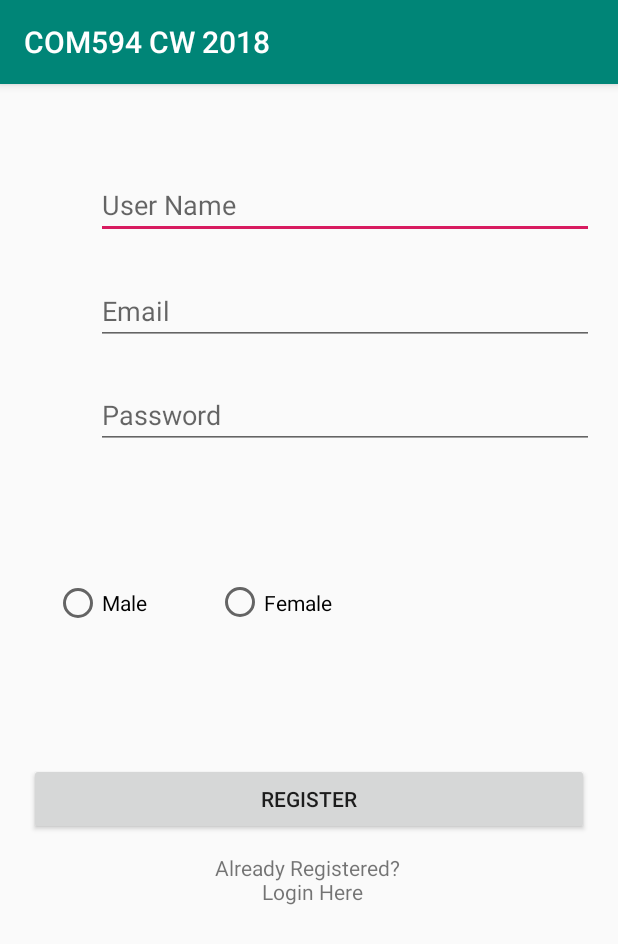
After one commit to Eunan2018/COM594CW2018, an Android app: the Register screen opened directly, with no data from a screen before it, on a phone screen of 412 x 824 dp. The commit adds this screen. Shown: the top 944 px of the screen. Run offline under Robolectric (Android 15) with nearby library versions, the phone set to English and light mode, and no system bars.

Commit message:
Created database classes and connected SQl

```diff
--- a/app/build.gradle
+++ b/app/build.gradle
@@ -4,7 +4,7 @@ android {
     compileSdkVersion 28
     defaultConfig {
         applicationId "com.eunan.tracey.com594cw2018"
-        minSdkVersion 24
+        minSdkVersion 23
         targetSdkVersion 28
         versionCode 1
         versionName "1.0"
--- a/app/src/main/AndroidManifest.xml
+++ b/app/src/main/AndroidManifest.xml
@@ -1,7 +1,7 @@
 <?xml version="1.0" encoding="utf-8"?>
 <manifest xmlns:android="http://schemas.android.com/apk/res/android"
     package="com.eunan.tracey.com594cw2018">
-
+    <uses-permission android:name="android.permission.INTERNET"></uses-permission>
     <application
         android:allowBackup="true"
         android:icon="@mipmap/ic_launcher"
@@ -16,6 +16,8 @@
                 <category android:name="android.intent.category.LAUNCHER" />
             </intent-filter>
         </activity>
+        <activity android:name=".Register" />
+        <activity android:name=".Weather"></activity>
     </application>
 
 </manifest>
--- /dev/null
+++ b/app/src/main/java/com/eunan/tracey/com594cw2018/LoginDataBaseAdapter.java
@@ -0,0 +1,64 @@
+package com.eunan.tracey.com594cw2018;
+
+import android.content.ContentValues;
+import android.content.Context;
+import android.database.Cursor;
+import android.database.SQLException;
+import android.database.sqlite.SQLiteDatabase;
+
+public class LoginDataBaseAdapter {
+
+    public LoginDataBaseAdapter(Context context) {
+        dbHelper = new DataBaseHelper(context, DATABASE_NAME, null, DATABASE_VERSION);
+    }
+
+    // Database version
+    private static final int DATABASE_VERSION = 1;
+    // Database Name
+    private static final String DATABASE_NAME = "user.db";
+
+    // Variable to hold database instance
+    private static SQLiteDatabase db;
+    // Variable to hold database helper instance
+    private static DataBaseHelper dbHelper;
+
+    // Method to open the database
+    public LoginDataBaseAdapter open() throws SQLException {
+        db = dbHelper.getWritableDatabase();
+        return this;
+    }
+    // Method to close the database
+    public void close() {
+        db.close();
+    }
+
+    // Method returns instance of the database
+    public SQLiteDatabase getDatabaseInstance(){
+        return db;
+    }
+
+    // Method to get the password of username
+    public String getSingleEntry(String userName){
+        db = dbHelper.getReadableDatabase();
+        Cursor cursor = db.query("user",null,"userName=?",
+                new String[]{userName},null,null,null);
+        if(cursor.getCount()<1)
+            return "NOT EXISTS";
+        cursor.moveToFirst();
+        String getPassword=cursor.getString(cursor.getColumnIndex("userPassword"));
+        return getPassword;
+    }
+
+    public void insertEntry(String userName,String email,String password,String sex){
+
+        ContentValues newValues = new ContentValues();
+        // Assign values for each row
+        newValues.put("userName",userName);
+        newValues.put("userEmail",email);
+        newValues.put("userPassword",password);
+        newValues.put("userSex",sex);
+
+        // Insert the row into your table
+        db.insert("user",null,newValues);
+    }
+}
--- /dev/null
+++ b/app/src/main/java/com/eunan/tracey/com594cw2018/Register.java
@@ -0,0 +1,60 @@
+package com.eunan.tracey.com594cw2018;
+
+import android.content.Intent;
+import android.support.v7.app.AppCompatActivity;
+import android.os.Bundle;
+import android.view.View;
+import android.widget.EditText;
+import android.widget.ProgressBar;
+import android.widget.RadioButton;
+import android.widget.Toast;
+
+public class Register extends AppCompatActivity {
+
+    LoginDataBaseAdapter loginDatabaseAdapter;
+    ProgressBar progressBarReg;
+    @Override
+    protected void onCreate(Bundle savedInstanceState) {
+        super.onCreate(savedInstanceState);
+        setContentView(R.layout.activity_register);
+        //Get instance of database adapter
+        progressBarReg = findViewById(R.id.progressBar);
+        loginDatabaseAdapter = new LoginDataBaseAdapter(this);
+        loginDatabaseAdapter =loginDatabaseAdapter.open();
+        progressBarReg.setVisibility(View.INVISIBLE);
+    }
+
+    public void register_OK(View v){
+        String userName = ((EditText)findViewById(R.id.editText_r_username)).getText().toString();
+        String email = ((EditText)findViewById(R.id.editText_r_email)).getText().toString();
+        String password = ((EditText)findViewById(R.id.editText_r_password)).getText().toString();
+        String m = ((RadioButton) findViewById(R.id.radioButton_m)).getText().toString();
+        String f = ((RadioButton) findViewById(R.id.radioButton_f)).getText().toString();
+
+        if(userName.equals("") || email.equals("") || password.equals("")|| m.equals("")){
+            Toast.makeText(Register.this,"Fill Alll Fields",Toast.LENGTH_LONG).show();
+            return;
+        }else{
+            progressBarReg.setVisibility(View.VISIBLE);
+            // Save data in the database
+            loginDatabaseAdapter.insertEntry(userName,email,password,m);
+            Toast.makeText(getApplicationContext(),"Your Account is Successfully Created. you can Sign In now",
+                    Toast.LENGTH_LONG).show();
+            Intent intent = new Intent(Register.this,MainActivity.class);
+            startActivity(intent);
+        }
+    }
+
+    public void register(View v){
+        Intent intent = new Intent(this, MainActivity.class);
+        startActivity(intent);
+    }
+
+    @Override
+    protected void onDestroy() {
+        super.onDestroy();
+        loginDatabaseAdapter.close();
+    }
+
+
+}
--- /dev/null
+++ b/app/src/main/res/layout/activity_register.xml
@@ -0,0 +1,117 @@
+<?xml version="1.0" encoding="utf-8"?>
+<android.support.constraint.ConstraintLayout xmlns:android="http://schemas.android.com/apk/res/android"
+    xmlns:app="http://schemas.android.com/apk/res-auto"
+    xmlns:tools="http://schemas.android.com/tools"
+    android:layout_width="match_parent"
+    android:layout_height="match_parent"
+    tools:context=".Register"
+    tools:layout_editor_absoluteY="81dp">
+
+    <EditText
+        android:id="@+id/editText_r_username"
+        android:layout_width="332dp"
+        android:layout_height="wrap_content"
+        android:layout_marginTop="58dp"
+        android:layout_marginEnd="16dp"
+        android:layout_marginBottom="25dp"
+        android:ems="10"
+        android:hint="@string/txt_r_username"
+        android:inputType="textPersonName"
+        app:layout_constraintBottom_toTopOf="@+id/editText_r_email"
+        app:layout_constraintEnd_toEndOf="parent"
+        app:layout_constraintTop_toTopOf="parent"
+        tools:text="@string/txt_r_username" />
+
+    <EditText
+        android:id="@+id/editText_r_email"
+        android:layout_width="332dp"
+        android:layout_height="wrap_content"
+        android:layout_marginEnd="16dp"
+        android:layout_marginBottom="24dp"
+        android:ems="10"
+        android:hint="@string/txt_r_email"
+        android:inputType="textEmailAddress"
+        app:layout_constraintBottom_toTopOf="@+id/editText_r_password"
+        app:layout_constraintEnd_toEndOf="parent"
+        app:layout_constraintTop_toBottomOf="@+id/editText_r_username"
+        tools:text="@string/txt_r_email" />
+
+    <EditText
+        android:id="@+id/editText_r_password"
+        android:layout_width="332dp"
+        android:layout_height="wrap_content"
+        android:layout_marginEnd="16dp"
+        android:layout_marginBottom="20dp"
+        android:ems="10"
+        android:hint="@string/txt_r_password"
+        android:inputType="textPassword"
+        app:layout_constraintBottom_toTopOf="@+id/radioButton_m"
+        app:layout_constraintEnd_toEndOf="parent"
+        app:layout_constraintTop_toBottomOf="@+id/editText_r_email"
+        tools:text="@string/txt_r_password" />
+
+    <Button
+        android:id="@+id/button_r"
+        android:layout_width="0dp"
+        android:layout_height="wrap_content"
+        android:layout_marginStart="19dp"
+        android:layout_marginEnd="19dp"
+        android:layout_marginBottom="12dp"
+        android:onClick="register_OK"
+        android:text="@string/btn_r_register"
+        app:layout_constraintBottom_toTopOf="@+id/textView_r_login"
+        app:layout_constraintEnd_toEndOf="parent"
+        app:layout_constraintStart_toStartOf="parent"
+        app:layout_constraintTop_toBottomOf="@+id/radioButton_m"
+        tools:text="@string/btn_r_register" />
+
+    <TextView
+        android:id="@+id/textView_r_login"
+        android:layout_width="0dp"
+        android:layout_height="0dp"
+        android:layout_marginStart="1dp"
+        android:layout_marginEnd="1dp"
+        android:layout_marginBottom="90dp"
+        android:onClick="register"
+        android:text="@string/txt_r_login"
+        android:textAlignment="center"
+        app:layout_constraintBottom_toBottomOf="parent"
+        app:layout_constraintEnd_toEndOf="@+id/button_r"
+        app:layout_constraintStart_toStartOf="@+id/button_r"
+        app:layout_constraintTop_toBottomOf="@+id/button_r"
+        tools:text="@string/txt_r_login" />
+
+    <RadioButton
+        android:id="@+id/radioButton_m"
+        android:layout_width="0dp"
+        android:layout_height="0dp"
+        android:layout_marginStart="36dp"
+        android:layout_marginEnd="1dp"
+        android:layout_marginBottom="24dp"
+        android:text="Male"
+        app:layout_constraintBottom_toTopOf="@+id/button_r"
+        app:layout_constraintEnd_toStartOf="@+id/radioButton_f"
+        app:layout_constraintStart_toStartOf="parent"
+        app:layout_constraintTop_toBottomOf="@+id/editText_r_password" />
+
+    <RadioButton
+        android:id="@+id/radioButton_f"
+        android:layout_width="100dp"
+        android:layout_height="34dp"
+        android:layout_marginEnd="168dp"
+        android:text="Female"
+        app:layout_constraintBaseline_toBaselineOf="@+id/radioButton_m"
+        app:layout_constraintEnd_toEndOf="parent"
+        app:layout_constraintStart_toEndOf="@+id/radioButton_m" />
+
+    <ProgressBar
+        android:id="@+id/progressBar"
+        style="?android:attr/progressBarStyle"
+        android:layout_width="wrap_content"
+        android:layout_height="wrap_content"
+        android:layout_marginBottom="16dp"
+        app:layout_constraintBottom_toBottomOf="parent"
+        app:layout_constraintEnd_toEndOf="parent"
+        app:layout_constraintStart_toStartOf="parent" />
+
+</android.support.constraint.ConstraintLayout>
--- a/app/src/main/res/values/strings.xml
+++ b/app/src/main/res/values/strings.xml
@@ -1,3 +1,12 @@
 <resources>
     <string name="app_name">COM594 CW 2018</string>
+    <string name="txt_username">User Name</string>
+    <string name="txt_password">Password</string>
+    <string name="btn_login">Log In</string>
+    <string name="txtview_signup">Don\'t have an account?\n Register Here.</string>
+    <string name="txt_r_username">User Name</string>
+    <string name="txt_r_email">Email</string>
+    <string name="txt_r_password">Password</string>
+    <string name="btn_r_register">Register</string>
+    <string name="txt_r_login">Already Registered? \n Login Here</string>
 </resources>
```
Also changed, not shown: app/src/main/java/com/eunan/tracey/com594cw2018/DataBaseHelper.java (added, +33 -0 lines), app/src/main/java/com/eunan/tracey/com594cw2018/MainActivity.java (+53 -1 lines), app/src/main/java/com/eunan/tracey/com594cw2018/Weather.java (added, +13 -0 lines), app/src/main/res/layout/activity_main..xml (deleted, +0 -73 lines), app/src/main/res/layout/activity_main.xml (added, +77 -0 lines), app/src/main/res/layout/activity_weather.xml (added, +18 -0 lines).
